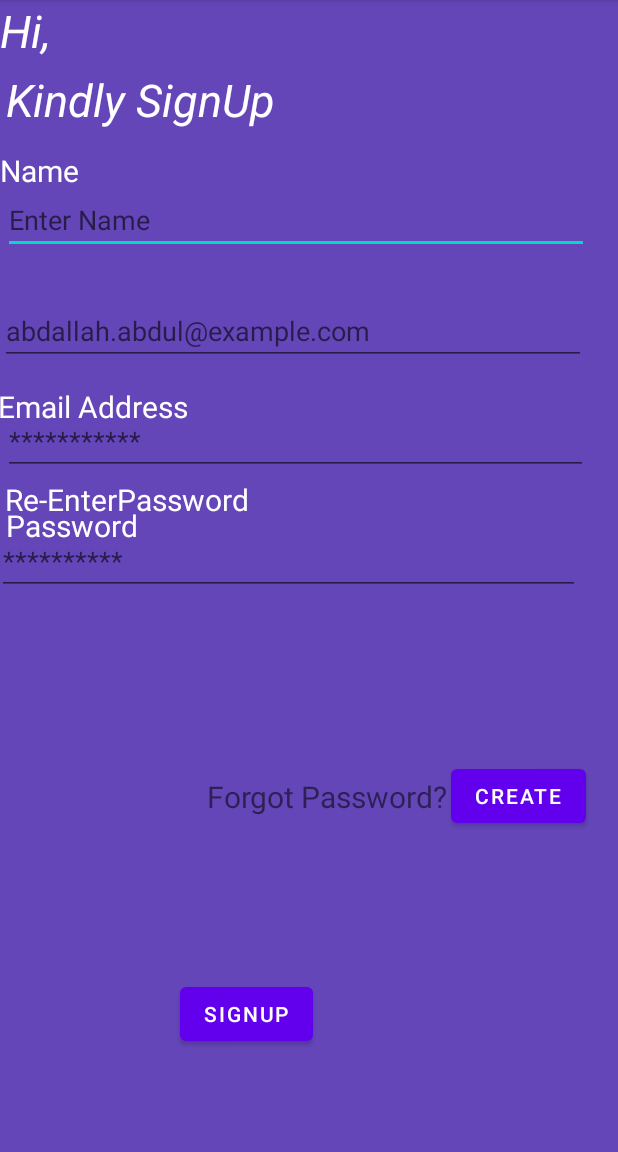
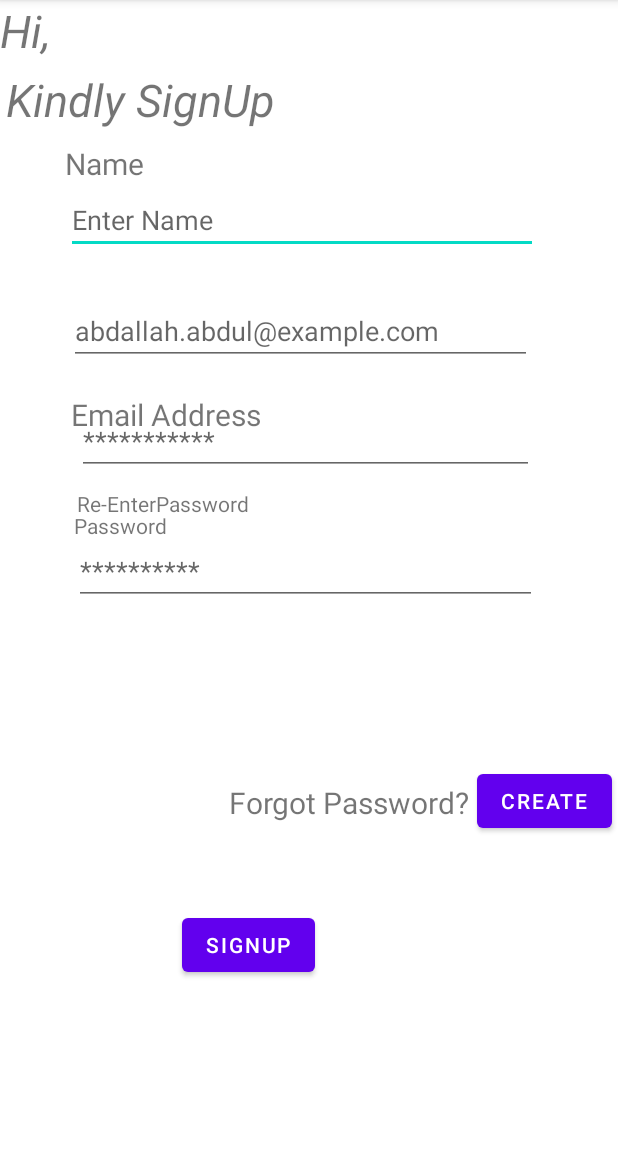
Before and after one commit to edwinaringo/movers, an Android app: the Sign_Up screen opened directly, with no data from a screen before it, on a phone screen of 412 x 824 dp, the part 84-1236 px from its top. Run offline under Robolectric (Android 15) with nearby library versions, the phone set to English and light mode, and no system bars.

Commit message:
changing background in activity_sign_up

```diff
--- a/app/src/main/res/layout/activity_sign_up.xml
+++ b/app/src/main/res/layout/activity_sign_up.xml
@@ -4,7 +4,7 @@
     xmlns:tools="http://schemas.android.com/tools"
     android:layout_width="match_parent"
     android:layout_height="match_parent"
-    android:background="#6446b9"
+    android:background="#ffff"
     tools:context=".Sign_Up">
 
 <TextView
@@ -12,7 +12,7 @@
     android:layout_width="match_parent"
     android:layout_height="wrap_content"
     android:textSize="30sp"
-    android:textColor="#ffff"
+
     android:text="Hi,"
     android:textStyle="italic"/>
 
@@ -27,34 +27,33 @@
         android:layout_marginStart="4dp"
         android:layout_marginTop="46dp"
         android:text="Kindly SignUp"
-        android:textColor="#ffff"
         android:textStyle="italic"
         android:textSize="30sp" />
 
     <TextView
         android:id="@+id/textView3"
-        android:layout_width="match_parent"
+        android:layout_width="320dp"
         android:layout_height="wrap_content"
         android:layout_alignParentStart="true"
         android:layout_alignParentTop="true"
-        android:layout_marginTop="100dp"
+        android:layout_centerHorizontal="true"
+        android:layout_marginStart="43dp"
+        android:layout_marginTop="95dp"
         android:text="Name"
-        android:textColor="#ffff"
         android:textSize="20sp" />
 
     <EditText
         android:id="@+id/editTextPersonN"
-        android:layout_width="match_parent"
+        android:layout_width="296dp"
         android:layout_height="wrap_content"
         android:layout_alignParentStart="true"
         android:layout_alignParentTop="true"
         android:layout_alignParentEnd="true"
         android:layout_centerHorizontal="true"
-        android:layout_marginStart="2dp"
+        android:layout_marginStart="44dp"
         android:layout_marginTop="124dp"
-        android:layout_marginEnd="19dp"
-        android:hint="Enter Name"
-        android:textColor="#ffff" />
+        android:layout_marginEnd="53dp"
+        android:hint="Enter Name" />
 
 
     <TextView
@@ -63,26 +62,23 @@
         android:layout_height="wrap_content"
         android:layout_alignParentStart="true"
         android:layout_alignParentBottom="true"
-        android:layout_marginStart="-1dp"
-        android:layout_marginBottom="483dp"
+        android:layout_marginStart="47dp"
+        android:layout_marginBottom="478dp"
         android:text="@string/app_email"
-        android:textColor="#ffff"
         android:textSize="20sp" />
 
     <EditText
         android:id="@+id/editTextEmail"
-        android:layout_width="match_parent"
+        android:layout_width="290dp"
         android:layout_height="wrap_content"
         android:layout_alignParentStart="true"
         android:layout_alignParentTop="true"
         android:layout_alignParentEnd="true"
         android:layout_centerHorizontal="true"
-        android:layout_marginStart="0dp"
+        android:layout_marginStart="46dp"
         android:layout_marginTop="198dp"
-        android:layout_marginEnd="21dp"
-        android:hint="abdallah.abdul@example.com"
-        android:textColor="#ffff" />
-
+        android:layout_marginEnd="57dp"
+        android:hint="abdallah.abdul@example.com" />
 
     <TextView
         android:id="@+id/textView5"
@@ -90,25 +86,22 @@
         android:layout_height="wrap_content"
         android:layout_alignParentStart="true"
         android:layout_alignParentBottom="true"
-        android:layout_marginStart="4dp"
-        android:layout_marginBottom="404dp"
-        android:text="@string/app_password"
-        android:textColor="#ffff"
-        android:textSize="20sp" />
+        android:layout_marginStart="49dp"
+        android:layout_marginBottom="408dp"
+        android:text="@string/app_password" />
 
     <EditText
         android:id="@+id/editTextpassword"
-        android:layout_width="match_parent"
+        android:layout_width="286dp"
         android:layout_height="wrap_content"
         android:layout_alignParentStart="true"
         android:layout_alignParentTop="true"
         android:layout_alignParentEnd="true"
         android:layout_centerHorizontal="true"
-        android:layout_marginStart="2dp"
+        android:layout_marginStart="51dp"
         android:layout_marginTop="271dp"
-        android:layout_marginEnd="20dp"
-        android:hint="***********"
-        android:textColor="#ffff" />
+        android:layout_marginEnd="56dp"
+        android:hint="***********" />
 
     <TextView
         android:id="@+id/textView6"
@@ -116,25 +109,23 @@
         android:layout_height="wrap_content"
         android:layout_alignParentStart="true"
         android:layout_alignParentTop="true"
-        android:layout_marginStart="3dp"
-        android:layout_marginTop="319dp"
-        android:text="@string/app_Repassword"
-        android:textColor="#ffff"
-        android:textSize="20sp" />
+        android:layout_centerVertical="true"
+        android:layout_marginStart="51dp"
+        android:layout_marginTop="326dp"
+        android:text="@string/app_Repassword" />
 
     <EditText
         android:id="@+id/editTextpassconfm"
-        android:layout_width="match_parent"
+        android:layout_width="290dp"
         android:layout_height="wrap_content"
         android:layout_alignParentStart="true"
         android:layout_alignParentTop="true"
         android:layout_alignParentEnd="true"
         android:layout_centerHorizontal="true"
-        android:layout_marginStart="-2dp"
-        android:layout_marginTop="351dp"
-        android:layout_marginEnd="25dp"
-        android:hint="**********"
-        android:textColor="#ffff" />
+        android:layout_marginStart="49dp"
+        android:layout_marginTop="358dp"
+        android:layout_marginEnd="54dp"
+        android:hint="**********" />
 
     <TextView
         android:id="@+id/textView2"
@@ -143,8 +134,8 @@
         android:layout_alignParentEnd="true"
         android:layout_alignParentBottom="true"
         android:layout_centerHorizontal="true"
-        android:layout_marginEnd="114dp"
-        android:layout_marginBottom="223dp"
+        android:layout_marginEnd="99dp"
+        android:layout_marginBottom="219dp"
         android:text="Forgot Password?"
         android:textSize="20sp" />
 
@@ -154,8 +145,8 @@
         android:layout_height="wrap_content"
         android:layout_alignParentStart="true"
         android:layout_alignParentBottom="true"
-        android:layout_marginStart="120dp"
-        android:layout_marginBottom="68dp"
+        android:layout_marginStart="121dp"
+        android:layout_marginBottom="114dp"
         android:text="SignUp" />
 
     <Button
@@ -164,10 +155,9 @@
         android:layout_height="wrap_content"
         android:layout_alignParentEnd="true"
         android:layout_alignParentBottom="true"
-        android:layout_marginEnd="21dp"
-        android:layout_marginBottom="213dp"
-        android:text="Create"
-        android:textColor="#ffff" />
+        android:layout_marginEnd="4dp"
+        android:layout_marginBottom="210dp"
 
+        android:text="Create" />
 
 </RelativeLayout>
```
